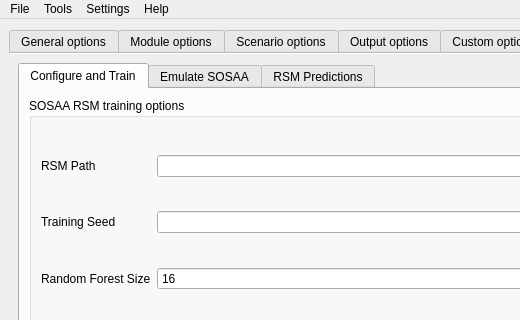
Qt form sosaa_gui/layouts/gui.ui (juntyr/sosaa-gui) before a commit; both pictures show x 0 to 520 and y 0 to 320 of the 1007 by 934 pixel window.
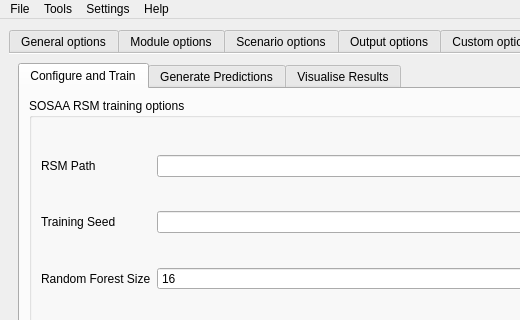
The same form after that commit. The open tabs and pages were chosen to show the change.

Commit message: Rename SOSAA RSM tabs

Patch:
```diff
--- a/sosaa_gui/layouts/gui.ui
+++ b/sosaa_gui/layouts/gui.ui
@@ -2987,7 +2987,7 @@
           </widget>
           <widget class="QWidget" name="rsm_predict_tab">
            <attribute name="title">
-            <string>Emulate SOSAA</string>
+            <string>Generate Predictions</string>
            </attribute>
            <layout class="QVBoxLayout" name="horizontalLayout_9">
             <item>
@@ -3123,7 +3123,7 @@
           </widget>
           <widget class="QWidget" name="rsm_prediction_tab">
            <attribute name="title">
-            <string>RSM Predictions</string>
+            <string>Visualise Results</string>
            </attribute>
           </widget>
          </widget>
```
The commit also changes 1 other file.
